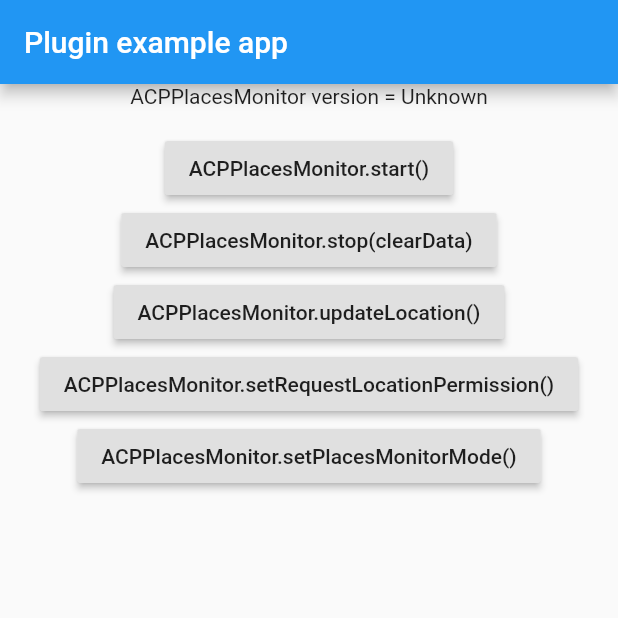
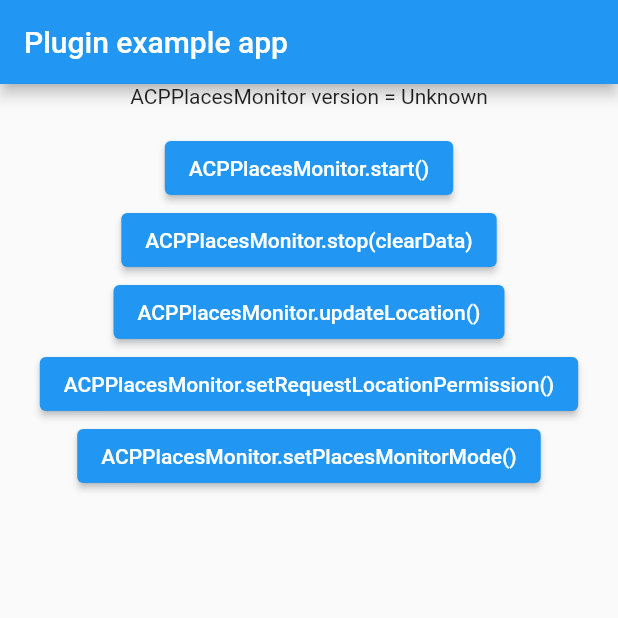
Before and after one commit to adobe/flutter_acpplaces_monitor, a Flutter app: the screen it shows after launch, on a phone screen of 412 x 824 dp, the top half of it. Run offline on Flutter 3.47's test engine with Material 2 defaults, Android fonts, the phone set to English and light mode, and no system bars.

```diff
--- a/example/lib/main.dart
+++ b/example/lib/main.dart
@@ -8,11 +8,9 @@ the License is distributed on an "AS IS" BASIS, WITHOUT WARRANTIES OR REPRESENTA
 OF ANY KIND, either express or implied. See the License for the specific language
 governing permissions and limitations under the License.
 */
-import 'dart:developer';
+import 'dart:async';
 
 import 'package:flutter/material.dart';
-import 'dart:async';
-
 import 'package:flutter/services.dart';
 import 'package:flutter_acpplaces_monitor/flutter_acpplaces_monitor.dart';
 import 'package:flutter_acpplaces_monitor/src/flutter_acpplaces_monitor_location_permission.dart';
@@ -64,25 +62,28 @@ class _MyAppState extends State<MyApp> {
         body: Center(
           child: Column(children: <Widget>[
             Text('ACPPlacesMonitor version = $_platformVersion\n'),
-            RaisedButton(
+            ElevatedButton(
               child: Text("ACPPlacesMonitor.start()"),
               onPressed: () => FlutterACPPlacesMonitor.start(),
             ),
-            RaisedButton(
+            ElevatedButton(
               child: Text("ACPPlacesMonitor.stop(clearData)"),
               onPressed: () => FlutterACPPlacesMonitor.stop(true),
             ),
-            RaisedButton(
+            ElevatedButton(
               child: Text("ACPPlacesMonitor.updateLocation()"),
               onPressed: () => FlutterACPPlacesMonitor.updateLocation(),
             ),
-            RaisedButton(
+            ElevatedButton(
               child: Text("ACPPlacesMonitor.setRequestLocationPermission()"),
-              onPressed: () => FlutterACPPlacesMonitor.setRequestLocationPermission(FlutterACPPlacesMonitorLocationPermission.ALWAYS_ALLOW),
+              onPressed: () =>
+                  FlutterACPPlacesMonitor.setRequestLocationPermission(
+                      FlutterACPPlacesMonitorLocationPermission.ALWAYS_ALLOW),
             ),
-            RaisedButton(
+            ElevatedButton(
               child: Text("ACPPlacesMonitor.setPlacesMonitorMode()"),
-              onPressed: () => FlutterACPPlacesMonitor.setPlacesMonitorMode(FlutterACPPlacesMonitorModes.SIGNIFICANT_CHANGES),
+              onPressed: () => FlutterACPPlacesMonitor.setPlacesMonitorMode(
+                  FlutterACPPlacesMonitorModes.SIGNIFICANT_CHANGES),
             ),
           ]),
         ),
--- a/lib/flutter_acpplaces_monitor.dart
+++ b/lib/flutter_acpplaces_monitor.dart
@@ -19,33 +19,27 @@ import 'package:flutter_acpplaces_monitor/src/flutter_acpplaces_monitor_modes.da
 /// Adobe Experience Platform Places Monitor API.
 class FlutterACPPlacesMonitor {
   static const MethodChannel _channel =
-  const MethodChannel('flutter_acpplaces_monitor');
+      const MethodChannel('flutter_acpplaces_monitor');
 
   /// Gets the current Places Monitor extension version.
-  static Future<String> get extensionVersion async {
-    final String version = await _channel.invokeMethod('extensionVersion');
-    return version;
-  }
+  static Future<String> get extensionVersion =>
+      _channel.invokeMethod<String>('extensionVersion').then((value) => value!);
 
   /// Start tracking the device's location and monitoring corresponding nearby POI's
-  static Future<void> start() async {
-    await _channel.invokeMethod<void>('start');
-  }
+  static Future<void> start() => _channel.invokeMethod<void>('start');
 
   /// Stop tracking the device's location and nearby POI's.
-  static Future<void> stop(bool clearData) async {
-    await _channel.invokeMethod<void>('stop', clearData);
-  }
+  static Future<void> stop(bool clearData) =>
+      _channel.invokeMethod<void>('stop', clearData);
 
-  static Future<void> updateLocation() async {
-    await _channel.invokeMethod<void>('updateLocation');
-  }
+  static Future<void> updateLocation() =>
+      _channel.invokeMethod<void>('updateLocation');
 
-  static Future<void> setRequestLocationPermission(FlutterACPPlacesMonitorLocationPermission permission) async {
-    await _channel.invokeMethod<void>('setRequestLocationPermission', permission.value);
-  }
+  static Future<void> setRequestLocationPermission(
+          FlutterACPPlacesMonitorLocationPermission permission) =>
+      _channel.invokeMethod<void>(
+          'setRequestLocationPermission', permission.value);
 
-  static Future<void> setPlacesMonitorMode(FlutterACPPlacesMonitorModes mode) async {
-    await _channel.invokeMethod<void>('setPlacesMonitorMode', mode.value);
-  }
+  static Future<void> setPlacesMonitorMode(FlutterACPPlacesMonitorModes mode) =>
+      _channel.invokeMethod<void>('setPlacesMonitorMode', mode.value);
 }
--- a/pubspec.yaml
+++ b/pubspec.yaml
@@ -5,8 +5,8 @@ homepage: https://aep-sdks.gitbook.io/docs/
 repository: https://github.com/adobe/flutter_acpplaces_monitor
 
 environment:
-  sdk: ">=2.1.0 <3.0.0"
-  flutter: ">=1.10.0 <2.0.0"
+  sdk: ">=2.12.0 <3.0.0"
+  flutter: ">=2.0.0 <3.0.0"
 
 dependencies:
   flutter:
```
Also changed, not shown: example/pubspec.yaml (+11 -1 lines), example/pubspec.lock, pubspec.lock, 16 other files.
